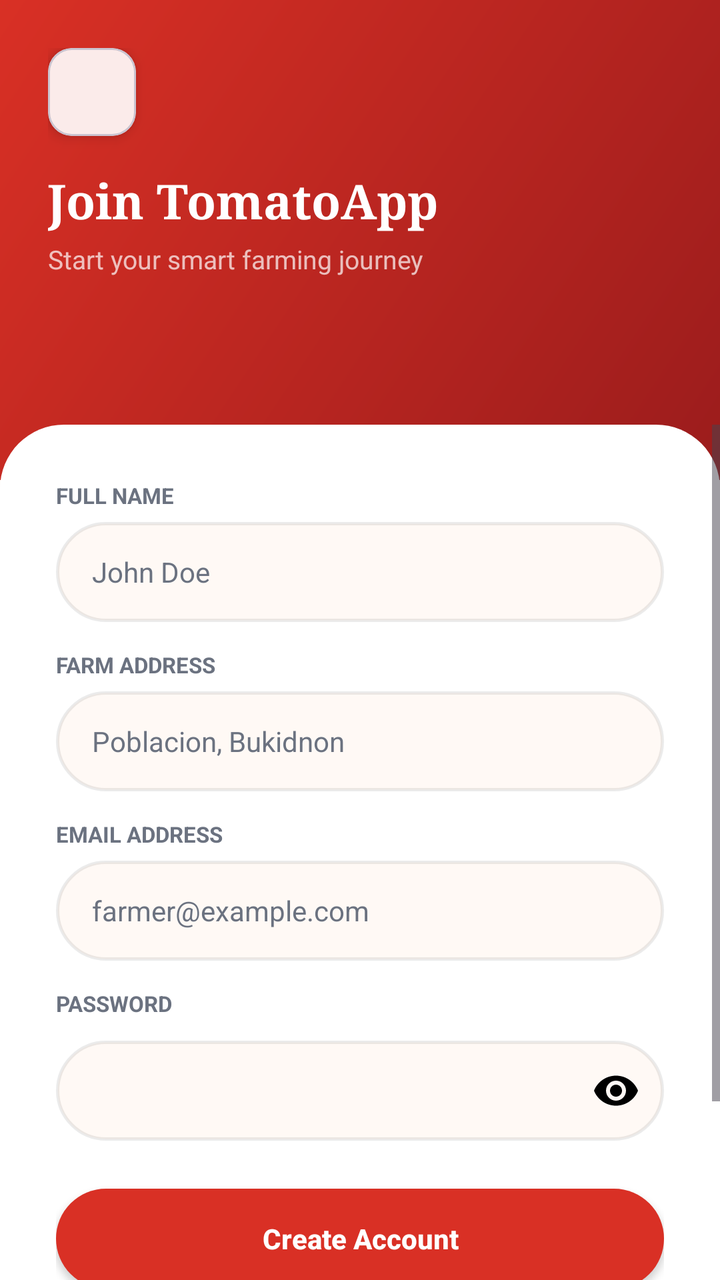
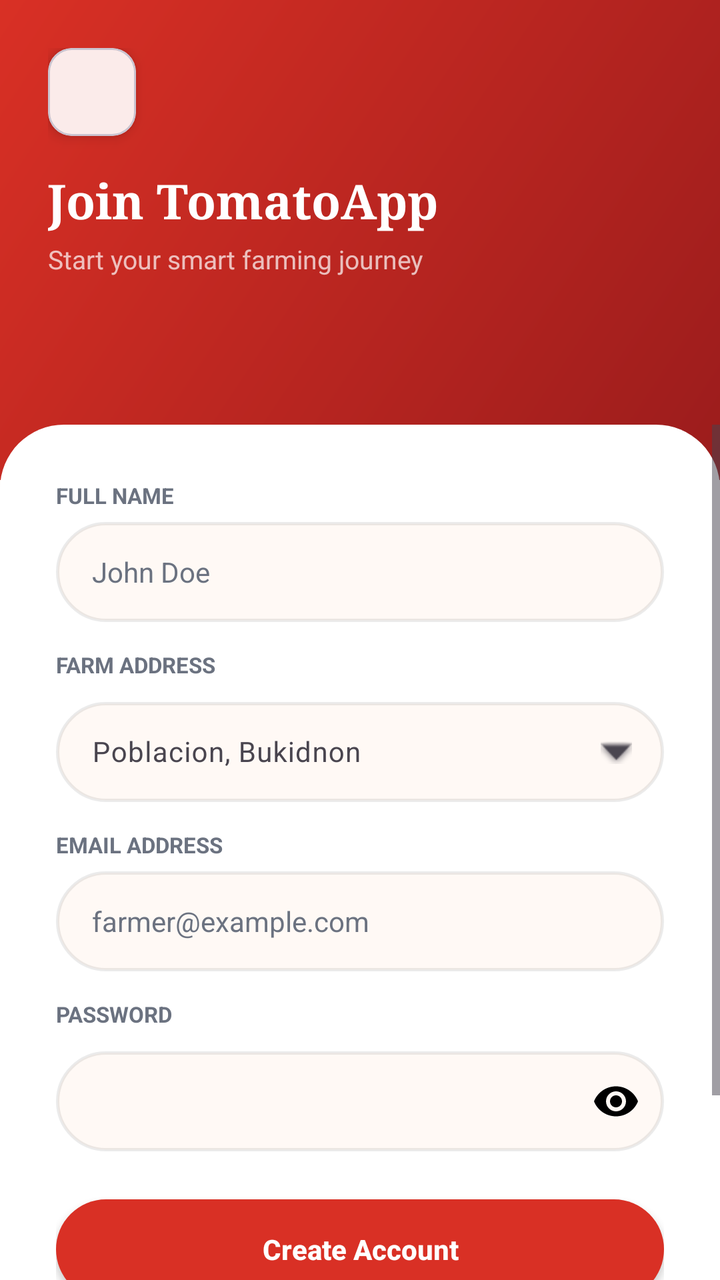

An Android layout rendered at two revisions. The XML below is the earlier revision; the diff shows what the commit changed to produce the second picture.
<!-- AndroidManifest.xml: application theme Theme.TomatoApp -->
<!-- res/layout/activity_register.xml -->
<?xml version="1.0" encoding="utf-8"?>
<RelativeLayout xmlns:android="http://schemas.android.com/apk/res/android"
    xmlns:tools="http://schemas.android.com/tools"
    xmlns:app="http://schemas.android.com/apk/res-auto"
    android:layout_width="match_parent"
    android:layout_height="match_parent"
    android:background="@color/cream"
    tools:context=".Register">

    
    <LinearLayout
        android:id="@+id/heroSection"
        android:layout_width="match_parent"
        android:layout_height="240dp"
        android:background="@drawable/bg_red_gradient"
        android:orientation="vertical"
        android:padding="24dp"
        android:paddingTop="44dp">

        <com.google.android.material.card.MaterialCardView
            android:layout_width="44dp"
            android:layout_height="44dp"
            app:cardCornerRadius="12dp"
            app:cardElevation="4dp"
            app:cardBackgroundColor="@color/white"
            android:layout_marginBottom="16dp">
            <ImageView
                android:layout_width="match_parent"
                android:layout_height="match_parent"
                android:src="@mipmap/ic_logo"
                android:padding="8dp" />
        </com.google.android.material.card.MaterialCardView>

        <TextView
            android:layout_width="wrap_content"
            android:layout_height="wrap_content"
            android:text="Join TomatoApp"
            android:textColor="@color/white"
            android:textSize="24sp"
            android:textStyle="bold"
            android:fontFamily="serif"
            android:layout_marginBottom="4dp" />

        <TextView
            android:layout_width="wrap_content"
            android:layout_height="wrap_content"
            android:text="Start your smart farming journey"
            android:textColor="#B3FFFFFF"
            android:textSize="13sp" />
    </LinearLayout>

    
    <LinearLayout
        android:id="@+id/registerCard"
        android:layout_width="match_parent"
        android:layout_height="match_parent"
        android:layout_below="@id/heroSection"
        android:layout_marginTop="-28dp"
        android:background="@drawable/bg_card_top_rounded"
        android:orientation="vertical">

        <ScrollView
            android:layout_width="match_parent"
            android:layout_height="match_parent"
            android:fillViewport="true">

            <LinearLayout
                android:layout_width="match_parent"
                android:layout_height="wrap_content"
                android:orientation="vertical"
                android:padding="28dp">

                <TextView
                    android:layout_width="wrap_content"
                    android:layout_height="wrap_content"
                    android:text="FULL NAME"
                    android:textSize="11sp"
                    android:textStyle="bold"
                    android:textColor="@color/muted"
                    android:layout_marginBottom="6dp" />

                <com.google.android.material.textfield.TextInputEditText
                    android:id="@+id/fullName"
                    android:layout_width="match_parent"
                    android:layout_height="50dp"
                    android:background="@drawable/bg_pill_input"
                    android:hint="John Doe"
                    android:textColor="@color/text_primary"
                    android:textColorHint="@color/muted"
                    android:paddingStart="18dp"
                    android:paddingEnd="18dp"
                    android:textSize="14sp"
                    android:inputType="textPersonName"
                    android:layout_marginBottom="14dp" />

                <TextView
                    android:layout_width="wrap_content"
                    android:layout_height="wrap_content"
                    android:text="FARM ADDRESS"
                    android:textSize="11sp"
                    android:textStyle="bold"
                    android:textColor="@color/muted"
                    android:layout_marginBottom="6dp" />

                <com.google.android.material.textfield.TextInputEditText
                    android:id="@+id/address"
                    android:layout_width="match_parent"
                    android:layout_height="50dp"
                    android:background="@drawable/bg_pill_input"
                    android:hint="Poblacion, Bukidnon"
                    android:textColor="@color/text_primary"
                    android:textColorHint="@color/muted"
                    android:paddingStart="18dp"
                    android:paddingEnd="18dp"
                    android:textSize="14sp"
                    android:inputType="textPostalAddress"
                    android:layout_marginBottom="14dp" />

                <TextView
                    android:layout_width="wrap_content"
                    android:layout_height="wrap_content"
                    android:text="EMAIL ADDRESS"
                    android:textSize="11sp"
                    android:textStyle="bold"
                    android:textColor="@color/muted"
                    android:layout_marginBottom="6dp" />

                <com.google.android.material.textfield.TextInputEditText
                    android:id="@+id/email"
                    android:layout_width="match_parent"
                    android:layout_height="50dp"
                    android:background="@drawable/bg_pill_input"
                    android:hint="farmer@example.com"
                    android:textColor="@android:color/black"
                    android:textColorHint="@color/muted"
                    android:paddingStart="18dp"
                    android:paddingEnd="18dp"
                    android:textSize="14sp"
                    android:inputType="textEmailAddress"
                    android:layout_marginBottom="14dp" />

                <TextView
                    android:layout_width="wrap_content"
                    android:layout_height="wrap_content"
                    android:text="PASSWORD"
                    android:textSize="11sp"
                    android:textStyle="bold"
                    android:textColor="@color/muted"
                    android:layout_marginBottom="6dp" />

                <com.google.android.material.textfield.TextInputLayout
                    android:layout_width="match_parent"
                    android:layout_height="wrap_content"
                    app:endIconMode="password_toggle"
                    app:endIconTint="@android:color/black"
                    android:layout_marginBottom="24dp">

                    <com.google.android.material.textfield.TextInputEditText
                        android:id="@+id/password"
                        android:layout_width="match_parent"
                        android:layout_height="50dp"
                        android:background="@drawable/bg_pill_input"
                        android:textColor="@android:color/black"
                        android:textColorHint="@color/muted"
                        android:gravity="center_vertical"
                        android:paddingStart="18dp"
                        android:paddingEnd="18dp"
                        android:textSize="14sp"
                        android:inputType="textPassword" />

                </com.google.android.material.textfield.TextInputLayout>

                <android.widget.Button
                    android:id="@+id/btn_register"
                    android:layout_width="match_parent"
                    android:layout_height="50dp"
                    android:background="@drawable/bg_pill_button_red"
                    android:text="Create Account"
                    android:textColor="@android:color/white"
                    android:textSize="14sp"
                    android:textStyle="bold"
                    android:textAllCaps="false" />

                <LinearLayout
                    android:layout_width="match_parent"
                    android:layout_height="wrap_content"
                    android:orientation="horizontal"
                    android:gravity="center"
                    android:layout_marginTop="24dp"
                    android:paddingBottom="40dp">
                    
                    <TextView
                        android:layout_width="wrap_content"
                        android:layout_height="wrap_content"
                        android:text="Already have an account? "
                        android:textColor="@color/muted"
                        android:textSize="12sp" />
                        
                    <TextView
                        android:id="@+id/loginNow"
                        android:layout_width="wrap_content"
                        android:layout_height="wrap_content"
                        android:text="Login"
                        android:textColor="@color/red"
                        android:textStyle="bold"
                        android:textSize="12sp" />
                </LinearLayout>
            </LinearLayout>
        </ScrollView>
    </LinearLayout>

    <ProgressBar
        android:id="@+id/progressBar"
        android:layout_width="wrap_content"
        android:layout_height="wrap_content"
        android:layout_centerInParent="true"
        android:visibility="gone"
        android:indeterminateTint="@color/red" />

</RelativeLayout>
<!-- resources referenced by this layout -->
<resources>
  <color name="cream">#FFF9F5</color>
  <color name="muted">#6B7280</color>
  <color name="red">#D93025</color>
  <color name="text_primary">#1A1A1A</color>
  <color name="white">#FFFFFFFF</color>
  <!-- drawable bg_card_top_rounded (drawable) -->
  <?xml version="1.0" encoding="utf-8"?>
  <shape xmlns:android="http://schemas.android.com/apk/res/android">
      <solid android:color="@color/white" />
      <corners
          android:topLeftRadius="32dp"
          android:topRightRadius="32dp" />
  </shape>
  <!-- drawable bg_pill_button_red (drawable) -->
  <?xml version="1.0" encoding="utf-8"?>
  <ripple xmlns:android="http://schemas.android.com/apk/res/android"
      android:color="#40FFFFFF">
      <item>
          <shape>
              <solid android:color="@color/red" />
              <corners android:radius="999dp" />
          </shape>
      </item>
  </ripple>
  <!-- drawable bg_pill_input (drawable) -->
  <?xml version="1.0" encoding="utf-8"?>
  <shape xmlns:android="http://schemas.android.com/apk/res/android">
      <solid android:color="@color/cream" />
      <stroke
          android:width="1.5dp"
          android:color="@color/border" />
      <corners android:radius="999dp" />
  </shape>
  <!-- drawable bg_red_gradient (drawable) -->
  <?xml version="1.0" encoding="utf-8"?>
  <shape xmlns:android="http://schemas.android.com/apk/res/android">
      <gradient
          android:angle="315"
          android:endColor="@color/red_dark"
          android:startColor="@color/red"
          android:type="linear" />
  </shape>
  <!-- mipmap ic_logo (mipmap-anydpi-v26) -->
  <?xml version="1.0" encoding="utf-8"?>
  <adaptive-icon xmlns:android="http://schemas.android.com/apk/res/android">
      <background android:drawable="@color/ic_logo_background"/>
      <foreground android:drawable="@mipmap/ic_logo_foreground"/>
  </adaptive-icon>
  <style name="Theme.TomatoApp" parent="Base.Theme.TomatoApp" />
  <color name="border">#14000000</color>
  <color name="red_dark">#9B1C1C</color>
  <color name="ic_logo_background">#E4E3DF</color>
  <style name="Base.Theme.TomatoApp" parent="Theme.Material3.DayNight.NoActionBar">
          
          <item name="colorPrimary">@color/tomato_red</item>
          <item name="colorOnPrimary">@color/white</item>
          <item name="colorSecondary">@color/fresh_green</item>
          <item name="colorOnSecondary">@color/white</item>
          <item name="colorSurface">@color/surface</item>
          <item name="colorOnSurface">@color/text_primary</item>
          <item name="colorError">@color/error</item>
          <item name="android:windowBackground">@color/bg_light_gray</item>
      </style>
  <color name="tomato_red">#D93025</color>
  <color name="fresh_green">#3DBE5A</color>
  <color name="surface">#FFFFFF</color>
  <color name="error">#D93025</color>
  <color name="bg_light_gray">#FFF9F5</color>
</resources>

<!-- the commit's change to res/layout/activity_register.xml (unified diff, before → after) -->
@@ -102,19 +102,28 @@
                     android:textColor="@color/muted"
                     android:layout_marginBottom="6dp" />
 
-                <com.google.android.material.textfield.TextInputEditText
-                    android:id="@+id/address"
-                    android:layout_width="match_parent"
-                    android:layout_height="50dp"
-                    android:background="@drawable/bg_pill_input"
-                    android:hint="Poblacion, Bukidnon"
-                    android:textColor="@color/text_primary"
-                    android:textColorHint="@color/muted"
-                    android:paddingStart="18dp"
-                    android:paddingEnd="18dp"
-                    android:textSize="14sp"
-                    android:inputType="textPostalAddress"
-                    android:layout_marginBottom="14dp" />
+                <com.google.android.material.textfield.TextInputLayout
+                    android:id="@+id/addressLayout"
+                    android:layout_width="match_parent"
+                    android:layout_height="wrap_content"
+                    android:layout_marginBottom="14dp"
+                    app:endIconMode="custom"
+                    app:endIconDrawable="@android:drawable/arrow_down_float"
+                    app:endIconContentDescription="Select farm location">
+
+                    <com.google.android.material.textfield.TextInputEditText
+                        android:id="@+id/address"
+                        android:layout_width="match_parent"
+                        android:layout_height="50dp"
+                        android:background="@drawable/bg_pill_input"
+                        android:hint="Poblacion, Bukidnon"
+                        android:textColor="@color/text_primary"
+                        android:textColorHint="@color/muted"
+                        android:paddingStart="18dp"
+                        android:paddingEnd="18dp"
+                        android:textSize="14sp"
+                        android:inputType="textPostalAddress" />
+                </com.google.android.material.textfield.TextInputLayout>
 
                 <TextView
                     android:layout_width="wrap_content"
